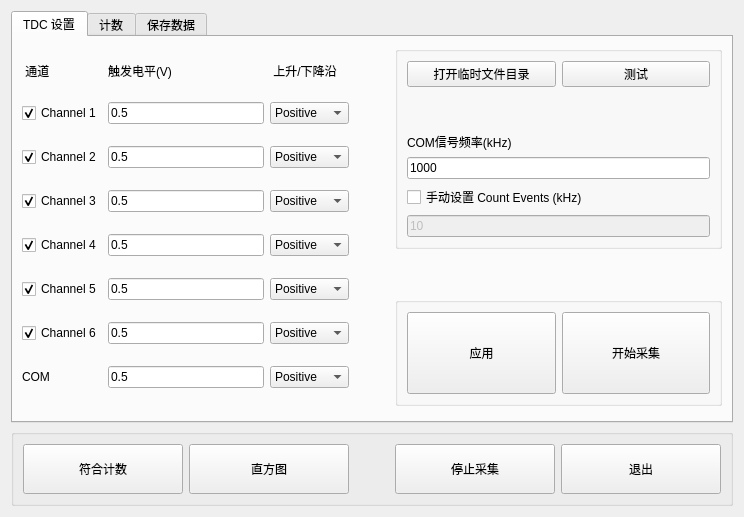
Old version of the form ui/widget.ui in the repository WhiteChimney/TDC-counter.
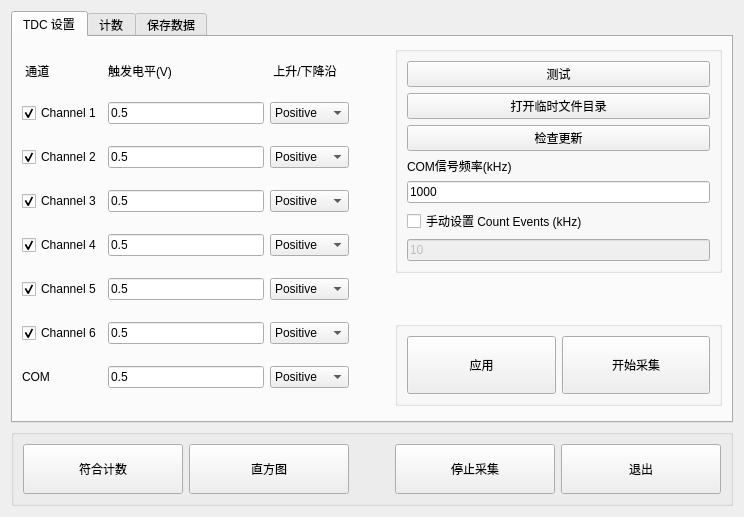
New version of the form. The open tabs and pages were chosen to show the change.

Commit message: 添加工程信息文件

```diff
--- a/ui/widget.ui
+++ b/ui/widget.ui
@@ -31,20 +31,7 @@
          </property>
          <layout class="QVBoxLayout" name="verticalLayout">
           <item>
-           <layout class="QHBoxLayout" name="horizontalLayout">
-            <item>
-             <widget class="QPushButton" name="buttonTempFilePath">
-              <property name="sizePolicy">
-               <sizepolicy hsizetype="Minimum" vsizetype="MinimumExpanding">
-                <horstretch>0</horstretch>
-                <verstretch>0</verstretch>
-               </sizepolicy>
-              </property>
-              <property name="text">
-               <string>打开临时文件目录</string>
-              </property>
-             </widget>
-            </item>
+           <layout class="QVBoxLayout" name="verticalLayout_5">
             <item>
              <widget class="QPushButton" name="buttonTest">
               <property name="sizePolicy">
@@ -58,21 +45,28 @@
               </property>
              </widget>
             </item>
+            <item>
+             <widget class="QPushButton" name="buttonTempFilePath">
+              <property name="sizePolicy">
+               <sizepolicy hsizetype="Minimum" vsizetype="MinimumExpanding">
+                <horstretch>0</horstretch>
+                <verstretch>0</verstretch>
+               </sizepolicy>
+              </property>
+              <property name="text">
+               <string>打开临时文件目录</string>
+              </property>
+             </widget>
+            </item>
+            <item>
+             <widget class="QPushButton" name="buttonCheckUpdate">
+              <property name="text">
+               <string>检查更新</string>
+              </property>
+             </widget>
+            </item>
            </layout>
           </item>
-          <item>
-           <spacer name="verticalSpacer_3">
-            <property name="orientation">
-             <enum>Qt::Vertical</enum>
-            </property>
-            <property name="sizeHint" stdset="0">
-             <size>
-              <width>20</width>
-              <height>40</height>
-             </size>
-            </property>
-           </spacer>
-          </item>
           <item>
            <widget class="QLabel" name="label_6">
             <property name="text">
```
Left out of the diff: 2 changed lines with no effect on the pictures. The commit also changes 4 other files.
